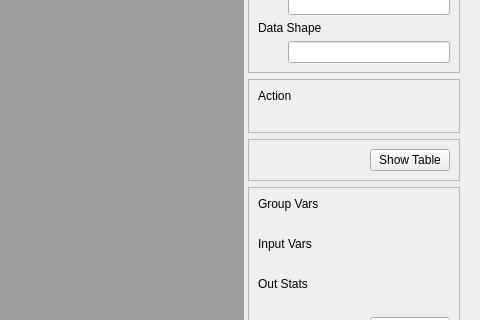
Above: NiChartGUI/plugins/dsetview/dsetview.ui from CBICA/NiChart_Viewer before the change; both pictures show x 320 to 800 and y 97 to 417 of the 800 by 1144 pixel window. Below: the same form after it.
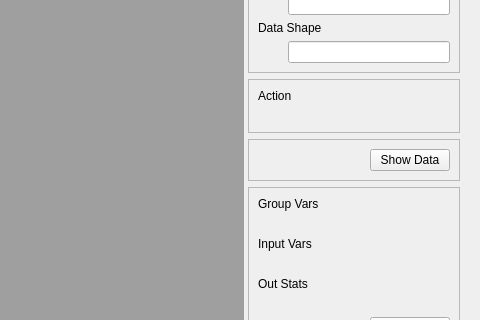
That is the form after the change.

Commit message: Unify adj cov panel

Patch:
```diff
--- a/NiChartGUI/plugins/dsetview/dsetview.ui
+++ b/NiChartGUI/plugins/dsetview/dsetview.ui
@@ -271,7 +271,7 @@
                             <item>
                                 <widget  class="QPushButton"  name="showTableBtn">
                                 <property  name="text">
-                                    <string>Show Table</string>
+                                    <string>Show Data</string>
                                 </property>
                                 </widget>
                             </item>
```
The commit also changes 7 other files.
